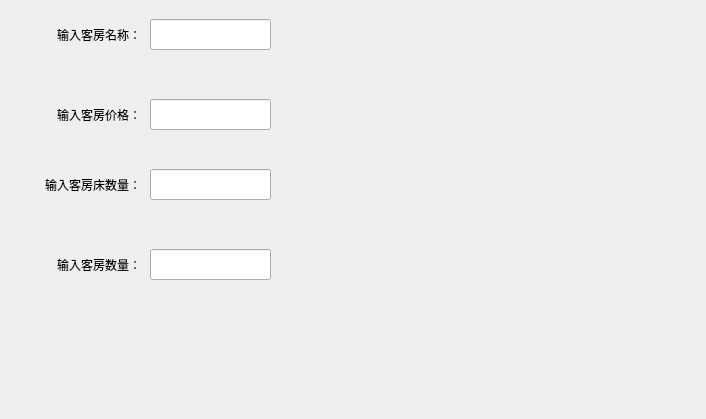
Qt form addroominformation.ui (20050822/-) before a commit.
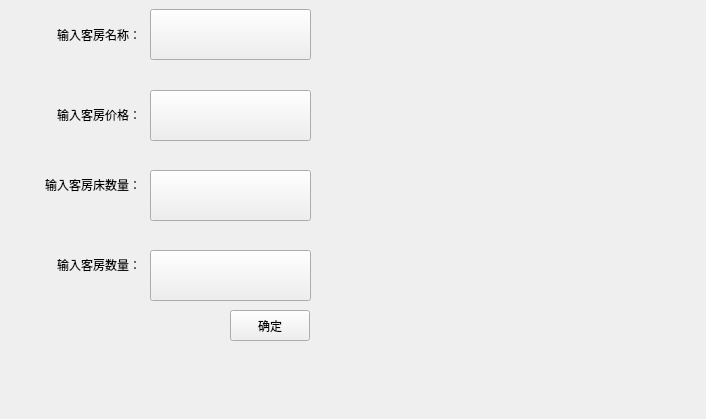
The same form after that commit.

The edit to the form file:
```diff
--- a/addroominformation.ui
+++ b/addroominformation.ui
@@ -65,45 +65,70 @@
     <string>&lt;html&gt;&lt;head/&gt;&lt;body&gt;&lt;p align=&quot;right&quot;&gt;输入客房数量：&lt;/p&gt;&lt;/body&gt;&lt;/html&gt;</string>
    </property>
   </widget>
-  <widget class="QLineEdit" name="lineEdit">
+  <widget class="QPushButton" name="roomtype">
    <property name="geometry">
     <rect>
      <x>150</x>
-     <y>19</y>
-     <width>121</width>
-     <height>31</height>
+     <y>9</y>
+     <width>161</width>
+     <height>51</height>
     </rect>
    </property>
+   <property name="text">
+    <string/>
+   </property>
   </widget>
-  <widget class="QLineEdit" name="lineEdit_2">
+  <widget class="QPushButton" name="bednum">
    <property name="geometry">
     <rect>
      <x>150</x>
-     <y>99</y>
-     <width>121</width>
-     <height>31</height>
+     <y>170</y>
+     <width>161</width>
+     <height>51</height>
     </rect>
    </property>
+   <property name="text">
+    <string/>
+   </property>
   </widget>
-  <widget class="QLineEdit" name="lineEdit_3">
+  <widget class="QPushButton" name="roomprice">
    <property name="geometry">
     <rect>
      <x>150</x>
-     <y>169</y>
-     <width>121</width>
-     <height>31</height>
+     <y>90</y>
+     <width>161</width>
+     <height>51</height>
     </rect>
    </property>
+   <property name="text">
+    <string/>
+   </property>
   </widget>
-  <widget class="QLineEdit" name="lineEdit_4">
+  <widget class="QPushButton" name="roomnum">
    <property name="geometry">
     <rect>
      <x>150</x>
-     <y>249</y>
-     <width>121</width>
+     <y>250</y>
+     <width>161</width>
+     <height>51</height>
+    </rect>
+   </property>
+   <property name="text">
+    <string/>
+   </property>
+  </widget>
+  <widget class="QPushButton" name="pushButton">
+   <property name="geometry">
+    <rect>
+     <x>230</x>
+     <y>310</y>
+     <width>80</width>
      <height>31</height>
     </rect>
    </property>
+   <property name="text">
+    <string>确定</string>
+   </property>
   </widget>
  </widget>
  <resources/>
```
